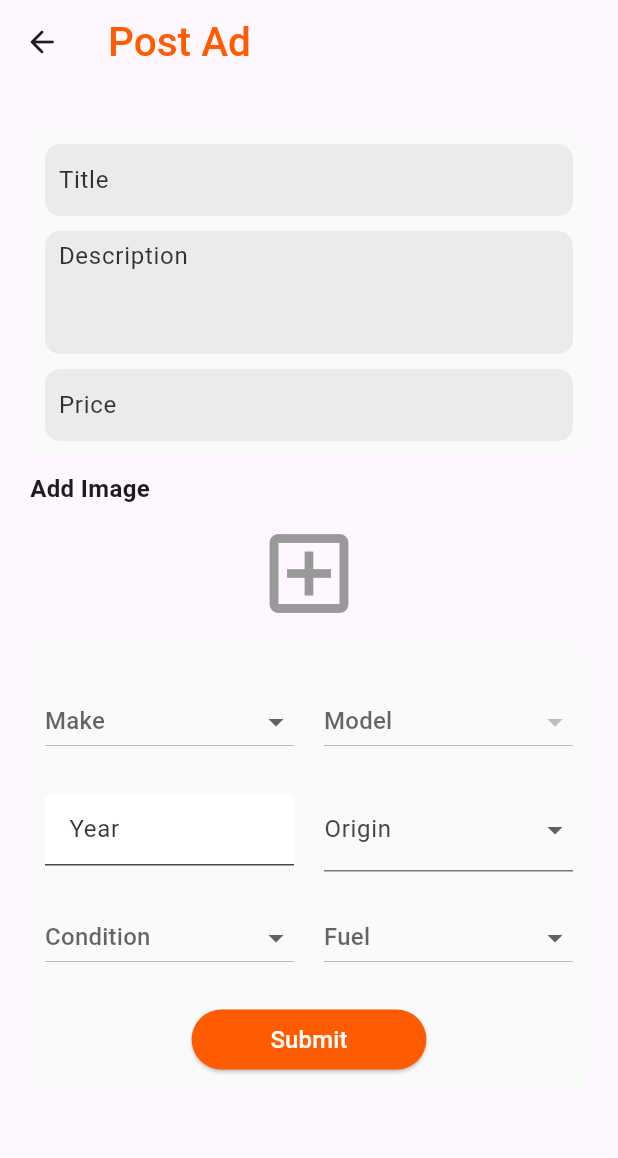
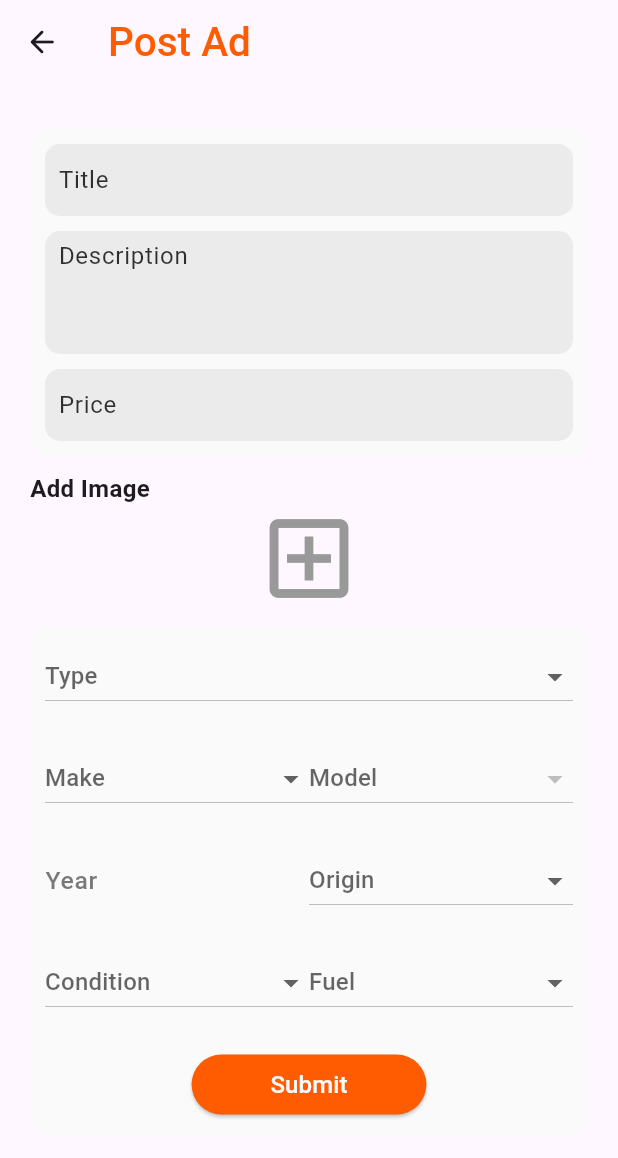
Before and after one commit to TeamTechSamurais/Panchikawatta_Frontend, a Flutter app: the AdPost screen opened directly, on a phone screen of 412 x 824 dp. Shown: the top 1158 px of the screen. Run offline on Flutter 3.47's test engine with Material 3 defaults, Android fonts, the phone set to English and light mode, and no system bars; our stand-ins replace card_swiper, cloud_firestore, firebase_auth, firebase_core, firebase_storage, fluttertoast and 1 more; accounts and stored records are empty.

Commit message:
Vehicle_type_added

```diff
--- a/panchikawatta/lib/dropdowns/origin.dart
+++ b/panchikawatta/lib/dropdowns/origin.dart
@@ -4,11 +4,15 @@ class OriginDropdown extends StatelessWidget {
   final String? selectedOrigin;
   final ValueChanged<String?> onChanged;
 
-  OriginDropdown(
-      {super.key, required this.selectedOrigin, required this.onChanged});
+  OriginDropdown({
+    Key? key,
+    required this.selectedOrigin,
+    required this.onChanged,
+  }) : super(key: key);
 
   final List<String> origins = [
     'Any',
+    'Local',
     'Japan',
     'UK',
     'Germany',
@@ -18,16 +22,17 @@ class OriginDropdown extends StatelessWidget {
 
   @override
   Widget build(BuildContext context) {
-    return DropdownButtonFormField<String>(
+    return DropdownButton<String>(
       value: selectedOrigin,
-      decoration: const InputDecoration(labelText: 'Origin'),
-      items: origins.map((origin) {
+      hint: const Text('Origin'),
+      items: origins.map((String origin) {
         return DropdownMenuItem<String>(
           value: origin,
           child: Text(origin),
         );
       }).toList(),
       onChanged: onChanged,
+      isExpanded: true,
     );
   }
 }
--- a/panchikawatta/lib/dropdowns/vehicle_make.dart
+++ b/panchikawatta/lib/dropdowns/vehicle_make.dart
@@ -4,16 +4,25 @@ import 'package:flutter/material.dart';
 
 class VehicleMake extends StatefulWidget {
   final String? selectedMake;
+  final String? selectedType;
   final Function(String?)? onChanged;
 
-  const VehicleMake({super.key, this.selectedMake, this.onChanged});
+  const VehicleMake({
+    super.key,
+    this.selectedMake,
+    this.selectedType,
+    this.onChanged,
+    String? vehicleType,
+  });
 
   @override
   _VehicleMakeState createState() => _VehicleMakeState();
 }
 
 class _VehicleMakeState extends State<VehicleMake> {
-  final List<String> _vehicleMakes = [
+  Map<String, List<String>> vehicleTypeToMakes = {
+    'Any': ['Any'],
+    'Car': [
       'Any',
       'Toyota',
       'Honda',
@@ -24,15 +33,64 @@ class _VehicleMakeState extends State<VehicleMake> {
       'Mazda',
       'Kia',
       'BMW',
-    'Mercedes-Benz',
-  ];
+      'Mercedes-Benz'
+    ],
+    'Motorcycle': ['Any', 'Honda', 'Yamaha', 'TVS', 'Hero', 'Bajaj'],
+    'Three-Wheeler': [
+      'Any',
+      'Bajaj Three-Wheeler',
+      'Piaggio',
+      'TVS Three-Wheeler',
+      'Mahindra'
+    ],
+    'Truck': [
+      'Any',
+      'Tata Truck',
+      'Isuzu Truck',
+      'Mitsubishi Fuso Truck',
+      'Ashok Leyland Truck',
+      'Eicher Truck'
+    ],
+    'Bus': [
+      'Any',
+      'Tata',
+      'Isuzu',
+      'Mitsubishi Fuso',
+      'Ashok Leyland',
+      'Eicher'
+    ],
+    'Van': [
+      'Any',
+      'Toyota van',
+      'Nissan van',
+      'Suzuki van',
+      'Honda van',
+      'Mazda van',
+      'Mitsubishi van'
+    ],
+    'SUV': [
+      'Any',
+      'Toyota SUV',
+      'Honda SUV',
+      'Nissan SUV',
+      'Kia SUV',
+      'BMW SUV',
+      'Suzuki SUV'
+    ],
+  };
+
+  List<String> getMakesForType(String type) {
+    return vehicleTypeToMakes[type] ?? [];
+  }
 
   @override
   Widget build(BuildContext context) {
+    List<String> makes = getMakesForType(widget.selectedType ?? 'Any');
+
     return DropdownButton<String>(
       value: widget.selectedMake,
       hint: const Text('Make'),
-      items: _vehicleMakes.map((String make) {
+      items: makes.map((String make) {
         return DropdownMenuItem<String>(
           value: make,
           child: Text(make),
--- a/panchikawatta/lib/dropdowns/vehicle_model.dart
+++ b/panchikawatta/lib/dropdowns/vehicle_model.dart
@@ -8,7 +8,11 @@ class VehicleModel extends StatefulWidget {
   final Function(String?)? onChanged;
 
   const VehicleModel(
-      {super.key, this.selectedModel, required this.models, this.onChanged});
+      {super.key,
+      this.selectedModel,
+      required this.models,
+      this.onChanged,
+      String? selectedMake});
 
   @override
   _VehicleModelState createState() => _VehicleModelState();
@@ -44,4 +48,82 @@ Map<String, List<String>> vehicleMakeToModels = {
   'Kia': ['Picanto', 'Sportage', 'Sorento', 'Rio', 'Cerato'],
   'BMW': ['3 Series', '5 Series', 'X1', 'X3', 'X5'],
   'Mercedes-Benz': ['C-Class', 'E-Class', 'A-Class', 'GLE', 'GLB'],
+  'Honda Motorcycle': ['CB Shine', 'Dio', 'Unicorn', 'CB Hornet', 'Activa'],
+  'Yamaha': ['FZ', 'R15', 'Fazer', 'Saluto', 'Ray ZR'],
+  'Bajaj': ['Pulsar', 'Discover', 'Platina', 'Dominar', 'Avenger'],
+  'TVS': ['Apache', 'Star City', 'Jupiter', 'Radeon', 'Ntorq'],
+  'Hero': ['Splendor', 'Passion', 'Xtreme', 'Glamour', 'Maestro'],
+  'Bajaj Three-Wheeler': [
+    'RE Compact',
+    'RE Maxima',
+    'RE Compact Plus',
+    'RE Compact Diesel',
+    'RE Diesel'
+  ],
+  'Piaggio': [
+    'Ape City',
+    'Ape DX',
+    'Ape City CNG',
+    'Ape Xtra LD',
+    'Ape Xtra LDX'
+  ],
+  'Mahindra': [
+    'Alfa DX',
+    'Alfa Champion',
+    'Alfa Load',
+    'Alfa Passenger',
+    'Alfa Load Plus'
+  ],
+  'TVS Three-Wheeler': [
+    'King Deluxe',
+    'King Petrol',
+    'King LPG',
+    'King 4S',
+    'King Duramax'
+  ],
+  'Tata Truck': [
+    'LPK 1615',
+    'LPT 3718',
+    'Ultra 1918',
+    'Signa 4018',
+    'Ace Gold'
+  ],
+  'Isuzu Truck': ['NMR 250', 'NPR 75', 'FRR 90', 'FTR 90', 'NQR 87'],
+  'Ashok Leyland Truck': [
+    '1616',
+    'Boss 1412',
+    '1618',
+    'Captain 2523',
+    'Partner 4W'
+  ],
+  'Mitsubishi Fuso Truck': [
+    'Fighter',
+    'Canter',
+    'Super Great',
+    'Rosa',
+    'Fighter 6D'
+  ],
+  'Eicher Truck': ['Pro 1049', 'Pro 1075', 'Pro 3015', 'Pro 6016', 'Pro 8031'],
+  'Tata': ['Starbus', 'Marcopolo', 'Ultra', 'CityRide', 'LPO'],
+  'Ashok Leyland': ['Viking', 'Lynx', 'Falcon', 'Titan', 'Panther'],
+  'Eicher': ['Skyline', 'Starline', 'Rapidline', 'Skyline Pro', 'Starline S'],
+  'Mitsubishi Fuso': [
+    'Rosa',
+    'Aero Queen',
+    'Aero King',
+    'Aero Midi',
+    'Aero Star'
+  ],
+  'Toyota Van': ['Hiace', 'Dolphin', 'Townace', 'Liteace', 'Regius'],
+  'Nissan Van': ['Caravan', 'NV200', 'NV350', 'Urvan', 'Vanette'],
+  'Mitsubishi Van': ['Delica', 'L300', 'L400', 'Express', 'Canter Van'],
+  'Mazda Van': ['Bongo', 'E2000', 'Bongo Friendee', 'Mazda5', 'Bongo Brawny'],
+  'Suzuki Van': ['Every', 'Carry', 'APV', 'Bolan', 'Ertiga'],
+  'Honda Van': ['Acty', 'Freed', 'Partner', 'StepWGN', 'Elysion'],
+  'Toyota SUV': ['Land Cruiser', 'Prado', 'Fortuner', 'Rush', 'C-HR'],
+  'Honda SUV': ['CR-V', 'HR-V', 'BR-V', 'Passport', 'Pilot'],
+  'Mitsubishi SUV': ['Pajero', 'Montero', 'Outlander', 'Eclipse Cross', 'RVR'],
+  'Nissan SUV': ['X-Trail', 'Patrol', 'Qashqai', 'Murano', 'Juke'],
+  'Suzuki SUV': ['Vitara', 'Jimny', 'Grand Vitara', 'Escudo', 'SX4 S-Cross'],
+  'Kia SUV': ['Sportage', 'Seltos', 'Soul', 'Telluride', 'Sorento'],
 };
--- /dev/null
+++ b/panchikawatta/lib/dropdowns/vehicle_type.dart
@@ -0,0 +1,42 @@
+// ignore_for_file: library_private_types_in_public_api
+
+import 'package:flutter/material.dart';
+
+class VehicleType extends StatefulWidget {
+  final String? selectedType;
+  final Function(String?)? onChanged;
+
+  const VehicleType({super.key, this.selectedType, this.onChanged});
+
+  @override
+  _VehicleTypeState createState() => _VehicleTypeState();
+}
+
+class _VehicleTypeState extends State<VehicleType> {
+  final List<String> _vehicleTypes = [
+    'Any',
+    'Car',
+    'Motorcycle',
+    'Three-Wheeler',
+    'Truck',
+    'Bus',
+    'Van',
+    'SUV',
+  ];
+
+  @override
+  Widget build(BuildContext context) {
+    return DropdownButton<String>(
+      value: widget.selectedType,
+      hint: const Text('Type'),
+      items: _vehicleTypes.map((String type) {
+        return DropdownMenuItem<String>(
+          value: type,
+          child: Text(type),
+        );
+      }).toList(),
+      onChanged: widget.onChanged,
+      isExpanded: true,
+    );
+  }
+}
--- a/panchikawatta/lib/models/sparepart.dart
+++ b/panchikawatta/lib/models/sparepart.dart
@@ -4,6 +4,7 @@ class SparePart {
   final String description;
   String imageUrl;
   final int price;
+  final String type;
   final String make;
   final String model;
   final String origin;
@@ -17,6 +18,7 @@ class SparePart {
     required this.description,
     String? imageUrl,
     required this.price,
+    required this.type,
     required this.make,
     required this.model,
     required this.origin,
@@ -32,6 +34,7 @@ class SparePart {
       description: json['description'] ?? 'No description',
       imageUrl: json['imageUrl'] ?? 'assets/images/no_image.png',
       price: json['price'] ?? 0,
+      type: json['type'] ?? 'Unknown',
       make: json['make'] ?? 'Unknown',
       model: json['model'] ?? 'Unknown',
       origin: json['origin'] ?? 'Unknown',
--- a/panchikawatta/lib/screens/AdPost/sparepart_post.dart
+++ b/panchikawatta/lib/screens/AdPost/sparepart_post.dart
@@ -4,6 +4,7 @@ import 'package:flutter/material.dart';
 import 'package:image_picker/image_picker.dart';
 import 'package:panchikawatta/components/custom_button.dart';
 import 'package:panchikawatta/components/add_image.dart';
+import 'package:panchikawatta/dropdowns/vehicle_type.dart';
 import 'package:panchikawatta/screens/AdPost/post_unsuccess.dart';
 import 'package:panchikawatta/services/post_api_service.dart';
 import 'package:panchikawatta/dropdowns/condition_post.dart';
@@ -26,6 +27,7 @@ class _AdPostState extends State<AdPost> {
   final TextEditingController _titleController = TextEditingController();
   final TextEditingController _descriptionController = TextEditingController();
   final TextEditingController _priceController = TextEditingController();
+  String? _selectedType;
   String? _selectedMake;
   String? _selectedModel;
   String? _selectedOrigin;
@@ -39,12 +41,20 @@ class _AdPostState extends State<AdPost> {
     });
   }
 
+  void _resetSelectedMakeAndModel() {
+    setState(() {
+      _selectedMake = null;
+      _selectedModel = null;
+    });
+  }
+
   Future<void> _postSparePart() async {
     try {
       final title = _titleController.text;
       final description = _descriptionController.text;
       final price = int.tryParse(_priceController.text);
       final image = _images[0];
+      final type = _selectedType;
       final make = _selectedMake;
       final model = _selectedModel;
       final origin = _selectedOrigin;
@@ -55,6 +65,7 @@ class _AdPostState extends State<AdPost> {
       if (title.isEmpty ||
           description.isEmpty ||
           price == null ||
+          type == null ||
           make == null ||
           model == null ||
           origin == null ||
@@ -196,7 +207,6 @@ class _AdPostState extends State<AdPost> {
                   fontWeight: FontWeight.bold,
                 ),
               ),
-              const SizedBox(height: 10),
               Row(
                 mainAxisAlignment: MainAxisAlignment.spaceAround,
                 children: List.generate(1, (index) {
@@ -217,6 +227,21 @@ class _AdPostState extends State<AdPost> {
                 child: Column(
                   crossAxisAlignment: CrossAxisAlignment.start,
                   children: [
+                    Row(
+                      children: [
+                        Expanded(
+                          child: VehicleType(
+                            selectedType: _selectedType,
+                            onChanged: (String? type) {
+                              setState(() {
+                                _selectedType = type;
+                                _resetSelectedMakeAndModel();
+                              });
+                            },
+                          ),
+                        ),
+                      ],
+                    ),
                     const SizedBox(height: 20),
                     Row(
                       children: [
@@ -228,9 +253,9 @@ class _AdPostState extends State<AdPost> {
                                 _selectedMake = make;
                               });
                             },
+                            selectedType: _selectedType, // Add this property
                           ),
                         ),
-                        const SizedBox(width: 20),
                         Expanded(
                           child: VehicleModel(
                             selectedModel: _selectedModel,
@@ -240,6 +265,7 @@ class _AdPostState extends State<AdPost> {
                                 _selectedModel = model;
                               });
                             },
+                            selectedMake: _selectedMake,
                           ),
                         ),
                       ],
@@ -253,16 +279,14 @@ class _AdPostState extends State<AdPost> {
                             decoration: const InputDecoration(
                               hintText: 'Year',
                               hintStyle: TextStyle(
-                                fontSize: 16,
-                                color: Color(0xCC000000),
-                                fontWeight: FontWeight.normal,
+                                fontSize: 16.5,
+                                color: Color.fromARGB(204, 89, 89, 89),
+                                fontWeight: FontWeight.w500,
                               ),
-                              filled: true,
-                              fillColor: Color.fromARGB(255, 255, 255, 255),
+                              border: InputBorder.none,
                             ),
                           ),
                         ),
-                        const SizedBox(width: 20),
                         Expanded(
                           child: OriginDropdown(
                             onChanged: (value) {
@@ -288,7 +312,6 @@ class _AdPostState extends State<AdPost> {
                             selectedCondition: _selectedCondition,
                           ),
                         ),
-                        const SizedBox(width: 20),
                         Expanded(
                           child: Fuel(
                             onChanged: (value) {
```
Lines whose indentation alone changed are shown as unchanged.
